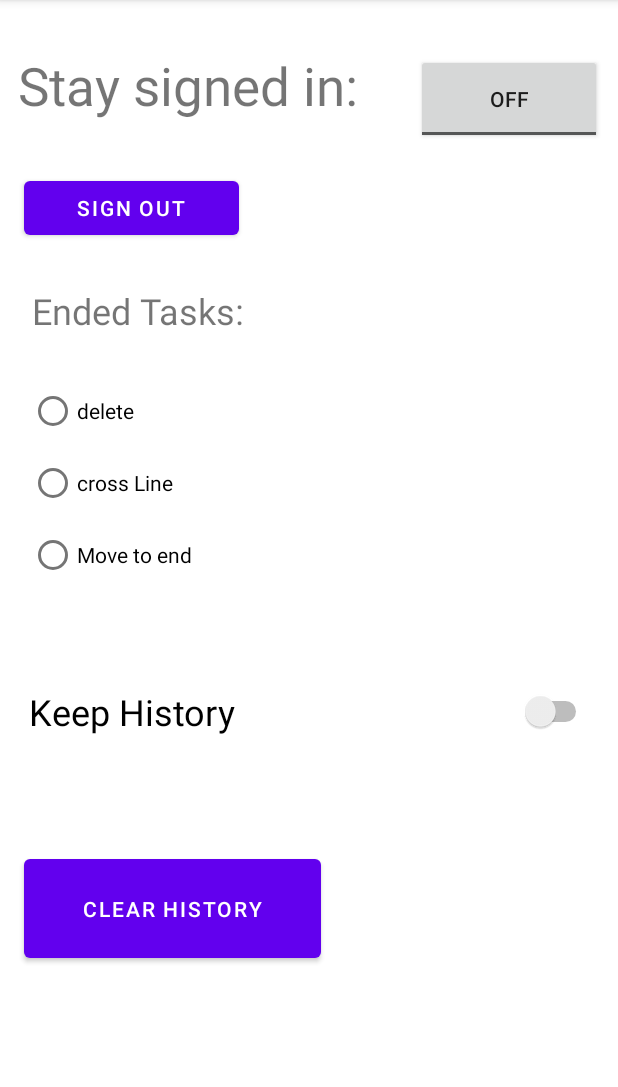
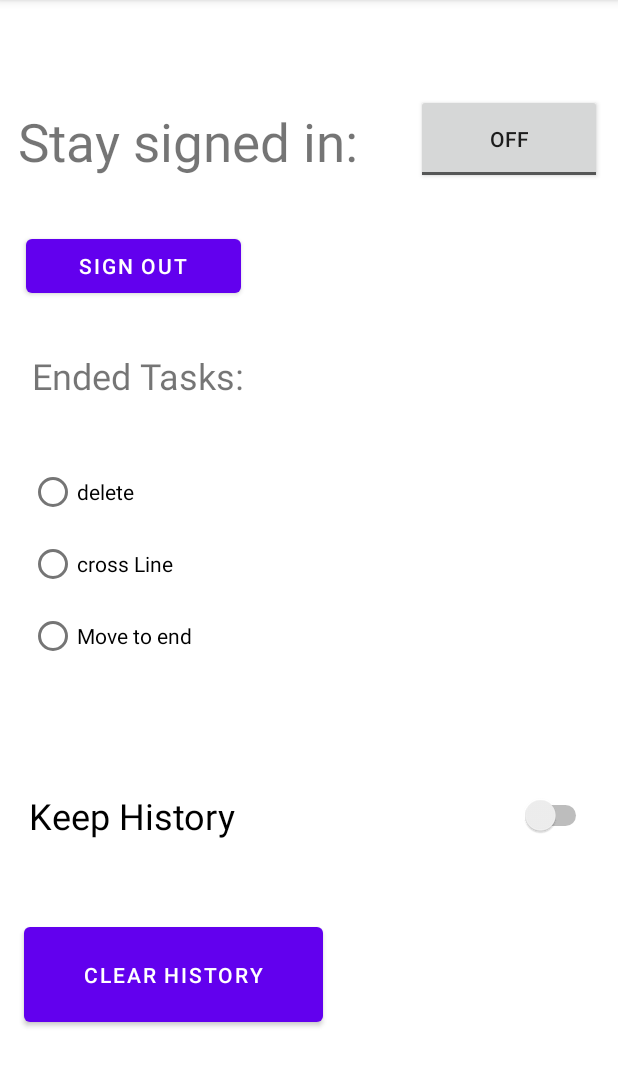
Before and after one commit to Clippercom/OsamaTaskManger, an Android app: the SettingsActivity screen opened directly, with no data from a screen before it, on a phone screen of 412 x 824 dp, the part 84-1171 px from its top. Run offline under Robolectric (Android 15) with nearby library versions, the phone set to English and light mode, and no system bars.

Commit message:
امثلة للبرويكت

```diff
--- a/app/src/main/java/com/example/osamataskmanger/MainActivity.java
+++ b/app/src/main/java/com/example/osamataskmanger/MainActivity.java
@@ -1,6 +1,7 @@
 package com.example.osamataskmanger;
 
 import androidx.annotation.NonNull;
+import androidx.appcompat.app.AlertDialog;
 import androidx.appcompat.app.AppCompatActivity;
 
 import android.content.Intent;
@@ -49,7 +50,14 @@ public class MainActivity extends AppCompatActivity {
         }
         if(item.getItemId()==R.id.itmSignout)
         {
-
+            AlertDialog.Builder builder=new AlertDialog.Builder(this);
+            //
+            builder.setMessage("Are you sure?");
+            //
+            builder.setCancelable(true);
+            //
+            //builder.setPositiveButton("Yes",this);
+            //
         }
         return true;
     }
--- a/app/src/main/res/layout/activity_settings.xml
+++ b/app/src/main/res/layout/activity_settings.xml
@@ -11,7 +11,7 @@
         android:layout_width="229dp"
         android:layout_height="60dp"
         android:layout_marginStart="16dp"
-        android:layout_marginTop="10dp"
+        android:layout_marginTop="40dp"
         android:layout_marginEnd="36dp"
         android:layout_marginBottom="430dp"
         android:text="Stay signed in:"
@@ -39,12 +39,12 @@
         android:layout_width="143dp"
         android:layout_height="48dp"
         android:layout_marginStart="17dp"
-        android:layout_marginTop="10dp"
         android:layout_marginEnd="17dp"
-        android:layout_marginBottom="16dp"
+        android:layout_marginBottom="10dp"
         android:text="Sign out"
         app:layout_constraintBottom_toTopOf="@+id/tvEndTasks"
         app:layout_constraintEnd_toEndOf="@+id/tvEndTasks"
+        app:layout_constraintHorizontal_bias="0.0"
         app:layout_constraintStart_toStartOf="parent"
         app:layout_constraintTop_toBottomOf="@+id/tvSettings" />
 
@@ -54,7 +54,7 @@
         android:layout_height="145dp"
         android:layout_marginStart="19dp"
         android:layout_marginEnd="19dp"
-        android:layout_marginBottom="32dp"
+        android:layout_marginBottom="20dp"
         app:layout_constraintBottom_toTopOf="@+id/schKeep"
         app:layout_constraintEnd_toEndOf="parent"
         app:layout_constraintHorizontal_bias="0.0"
@@ -96,11 +96,11 @@
 
     <Button
         android:id="@+id/btnClear"
-        android:layout_width="198dp"
-        android:layout_height="78dp"
+        android:layout_width="199dp"
+        android:layout_height="75dp"
         android:layout_marginStart="16dp"
         android:layout_marginTop="20dp"
-        android:layout_marginBottom="100dp"
+        android:layout_marginBottom="50dp"
         android:text="Clear History"
         app:layout_constraintBottom_toBottomOf="parent"
         app:layout_constraintStart_toStartOf="parent"
@@ -112,7 +112,7 @@
         android:layout_height="83dp"
         android:layout_marginStart="19dp"
         android:layout_marginEnd="19dp"
-        android:layout_marginBottom="246dp"
+        android:layout_marginBottom="150dp"
         android:text="Keep History"
         android:textSize="24sp"
         app:layout_constraintBottom_toBottomOf="parent"
```
